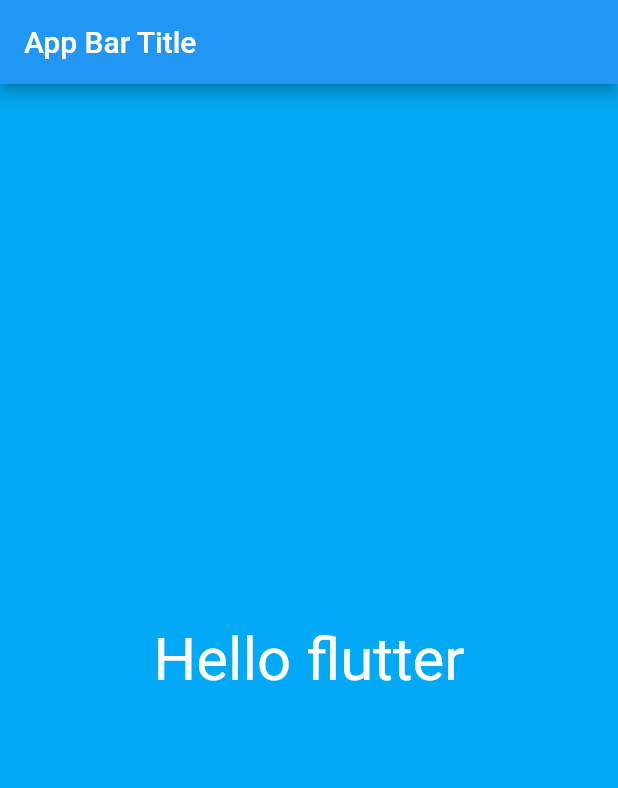
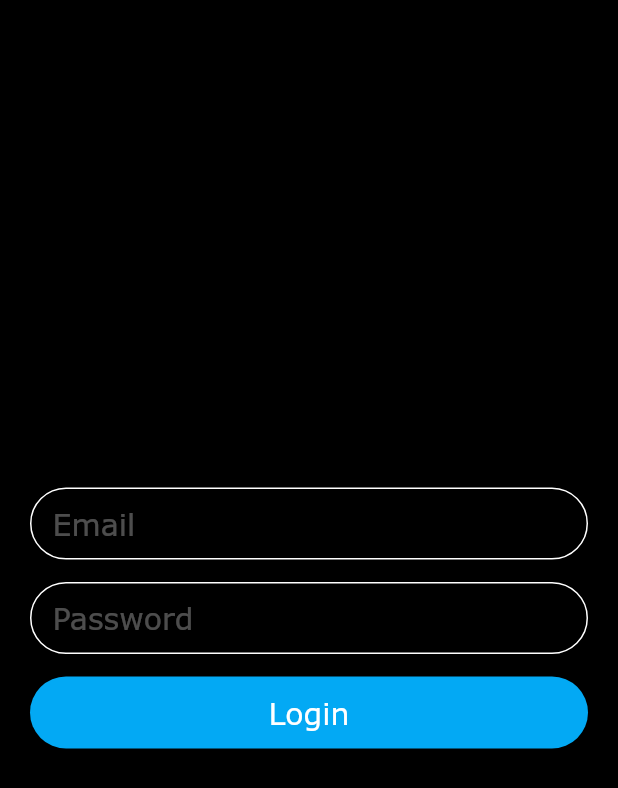
Before and after one commit to sreenuvanshi/flutter_app_helloworld, a Flutter app: the screen it shows after launch, on a phone screen of 412 x 824 dp. Shown: the top 788 px of the screen. Run offline on Flutter 3.47's test engine with Material 2 defaults, Android fonts, the phone set to English and light mode, and no system bars.

Commit message:
created login screen and ui components

```diff
--- /dev/null
+++ b/lib/app_classes/first_screen.dart
@@ -0,0 +1,23 @@
+import 'dart:math';
+
+import 'package:flutter/material.dart';
+
+class FirstScreen extends StatelessWidget {
+  @override
+  Widget build(BuildContext context) {
+    return Material(
+        color: Colors.lightBlue,
+        child: Center(
+          child: Text(
+            getLuckyNumber(),
+            textDirection: TextDirection.ltr,
+            style: TextStyle(color: Colors.white, fontSize: 40.0),
+          ),
+        ));
+  }
+  String getLuckyNumber(){
+    var random =  Random(50);
+    var number = random.nextInt(50);
+    return "$number";
+  }
+}
--- /dev/null
+++ b/lib/app_classes/login_screen.dart
@@ -0,0 +1,57 @@
+import 'package:flutter/material.dart';
+
+class LoginScreen extends StatelessWidget {
+  @override
+  Widget build(BuildContext context) {
+    return Scaffold(
+        body: Container(
+            color: Colors.black,
+            padding: EdgeInsets.all(20),
+            child: Column(
+              mainAxisAlignment: MainAxisAlignment.center,
+              children: <Widget>[
+                getTextField("Email", false),
+                SizedBox(height: 15.0),
+                getTextField("Password", true),
+                SizedBox(height: 15.0),
+                getButton("Login", context)
+              ],
+            )));
+  }
+
+  Widget getTextField(String hint, bool isHint) {
+    return TextField(
+        obscureText: isHint,
+        cursorColor: Colors.white,
+        style: getTextStyle(Colors.white),
+        decoration: InputDecoration(
+            contentPadding: EdgeInsets.fromLTRB(15.0, 7.0, 15.0, 7.0),
+            hintText: hint,
+            hintStyle: getTextStyle(Colors.white30),
+            focusedBorder: OutlineInputBorder(
+                borderSide: BorderSide(color: Colors.lightBlue),
+                borderRadius: BorderRadius.circular(30)),
+            enabledBorder: OutlineInputBorder(
+                borderSide: BorderSide(color: Colors.white),
+                borderRadius: BorderRadius.circular(30))));
+  }
+
+  Widget getButton(String title, BuildContext context) {
+    return Material(
+      elevation: 10,
+      borderRadius: BorderRadius.circular(30),
+      color: Colors.lightBlue,
+      child: MaterialButton(
+        minWidth: MediaQuery.of(context).size.width,
+        padding: EdgeInsets.fromLTRB(15.0, 7.0, 15.0, 7.0),
+        child: Text(title,
+            textAlign: TextAlign.center, style: getTextStyle(Colors.white)),
+        onPressed: () {},
+      ),
+    );
+  }
+
+  getTextStyle(Color color) {
+    return TextStyle(fontFamily: 'Verdana', fontSize: 20.0, color: color);
+  }
+}
--- a/lib/main.dart
+++ b/lib/main.dart
@@ -1,19 +1,21 @@
 import 'package:flutter/material.dart';
 import 'package:flutter/painting.dart';
 
+import 'app_classes/first_screen.dart';
+import 'app_classes/login_screen.dart';
+
 void main() {
-  runApp(MaterialApp(
+  runApp(FisrtApp());
+}
+
+class FisrtApp extends StatelessWidget {
+  @override
+  Widget build(BuildContext context) {
+    return MaterialApp(
+      debugShowCheckedModeBanner: false,
       title: "My Fltter App",
       home: Scaffold(
-        appBar: AppBar(title: Text("App Bar Title")),
-        body: Material(
-            color: Colors.lightBlue,
-            child: Center(
-              child: Text(
-                "Hello flutter",
-                textDirection: TextDirection.ltr,
-                style: TextStyle(color: Colors.white, fontSize: 40.0),
-              ),
-            )),
-      )));
+          body: Container(child: LoginScreen())),
+    );
+  }
 }
```
Also changed, not shown: pubspec.yaml (+5 -6 lines), fonts/proxima_nova_alt_light.otf (added), fonts/verdana.ttf (added).
